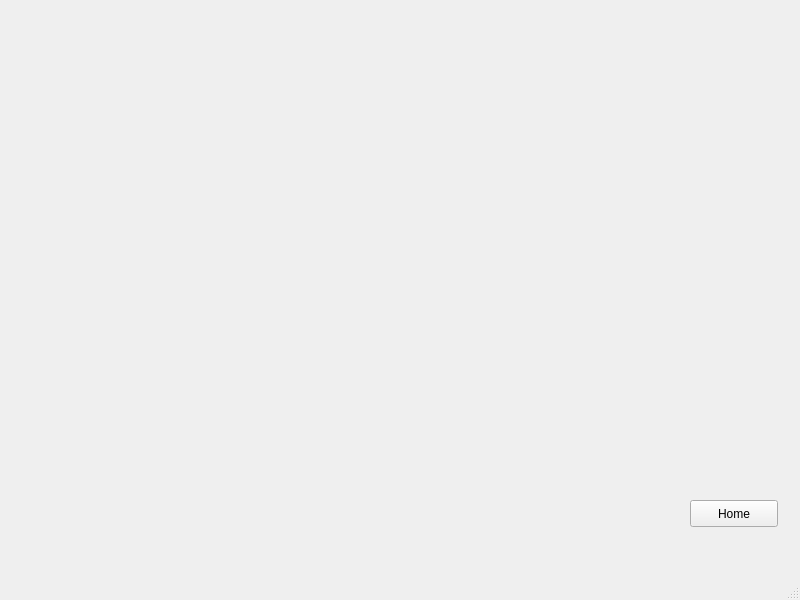
Before: the Qt Designer form humi_monitor_page.ui in misaka12543/devicemonitor, drawn with Qt 5.
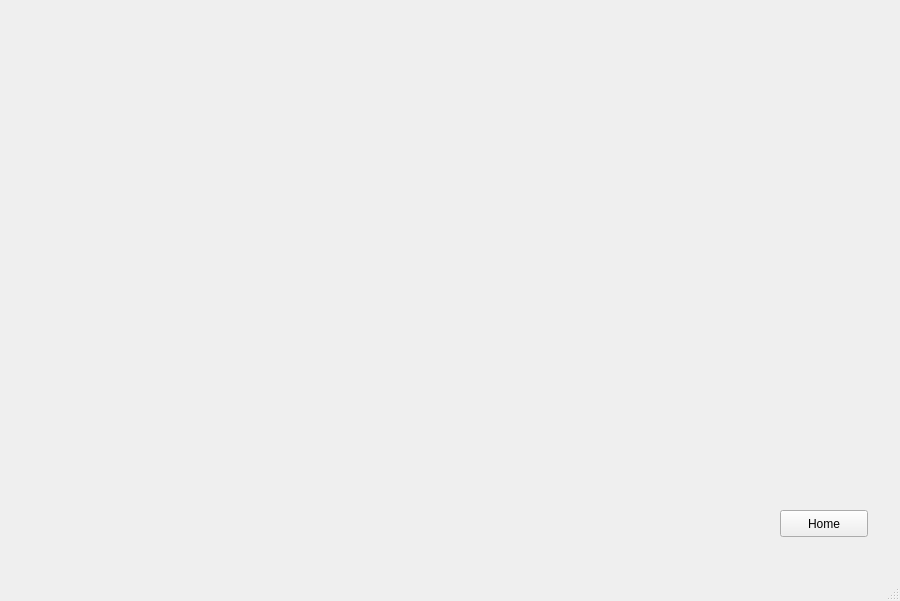
After: the same form once the commit is applied.

The edit to the form file:
```diff
--- a/humi_monitor_page.ui
+++ b/humi_monitor_page.ui
@@ -6,8 +6,8 @@
    <rect>
     <x>0</x>
     <y>0</y>
-    <width>800</width>
-    <height>600</height>
+    <width>900</width>
+    <height>601</height>
    </rect>
   </property>
   <property name="windowTitle">
@@ -17,8 +17,8 @@
    <widget class="QPushButton" name="pushButton">
     <property name="geometry">
      <rect>
-      <x>690</x>
-      <y>500</y>
+      <x>780</x>
+      <y>510</y>
       <width>88</width>
       <height>27</height>
      </rect>
```
Left out of the diff: 7 changed lines with no effect on the pictures.
